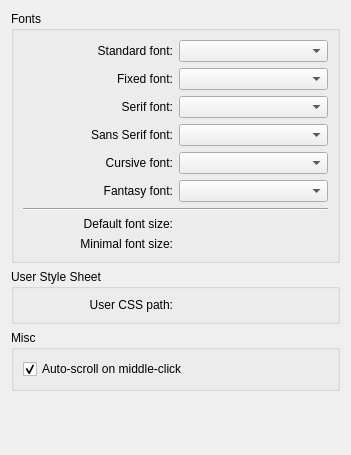
KDE/rekonq, file src/settings/settings_appearance.ui: the form before one commit.
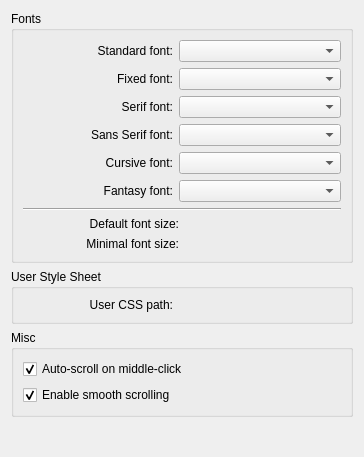
The form after the commit. Custom widgets are drawn as their Qt base class.

Commit message: Implement KHTML smooth scrolling for rekonq

What changed in the file:
```diff
--- a/src/settings/settings_appearance.ui
+++ b/src/settings/settings_appearance.ui
@@ -6,8 +6,8 @@
    <rect>
     <x>0</x>
     <y>0</y>
-    <width>351</width>
-    <height>455</height>
+    <width>364</width>
+    <height>457</height>
    </rect>
   </property>
   <property name="windowTitle">
@@ -241,6 +241,19 @@
         </property>
        </widget>
       </item>
+      <item>
+       <widget class="QCheckBox" name="kcfg_smoothScrolling">
+        <property name="toolTip">
+         <string>Scroll pages with an eye candy effect</string>
+        </property>
+        <property name="text">
+         <string>Enable smooth scrolling</string>
+        </property>
+        <property name="checked">
+         <bool>true</bool>
+        </property>
+       </widget>
+      </item>
      </layout>
     </widget>
    </item>
```
The commit also changes 3 other files.
